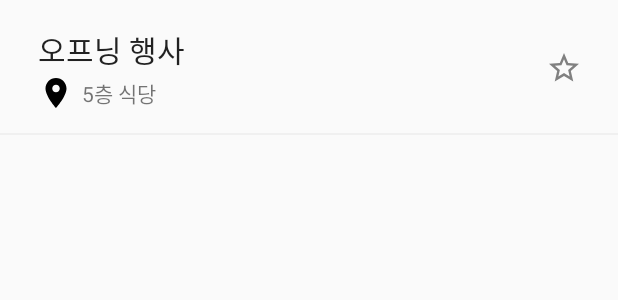
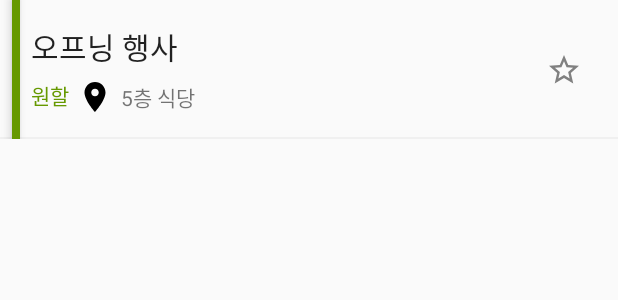
Before and after one commit to goldforestdev/HPPK-TOCTW, an Android app: the layout item_booth_list.xml on its own in the app's theme, with its tools: preview values and no code run, on a phone screen of 412 x 824 dp. Shown: the top 300 px of the screen. Run offline under Robolectric (Android 15) with nearby library versions, the phone set to English and light mode, and no system bars.

Commit message:
Booth의 복잡도 표시 추가

```diff
--- a/app/src/main/java/com/hppk/toctw/data/model/Booth.kt
+++ b/app/src/main/java/com/hppk/toctw/data/model/Booth.kt
@@ -16,7 +16,7 @@ data class Staff (
 )
 
 enum class Busy {
-    VERY_BUSY, BUSY, NORMAL
+    CLOSE, VERY_BUSY, NORMAL, GOOD,
 }
 
 enum class Category {
--- a/app/src/main/res/layout/item_booth_list.xml
+++ b/app/src/main/res/layout/item_booth_list.xml
@@ -5,33 +5,58 @@
     android:layout_width="match_parent"
     android:layout_height="wrap_content">
 
+    <View
+        android:id="@+id/viewBusy"
+        android:layout_width="5dp"
+        android:layout_height="0dp"
+        android:background="@android:color/holo_green_dark"
+        android:elevation="4dp"
+        android:layout_marginStart="8dp"
+        app:layout_constraintTop_toTopOf="parent"
+        app:layout_constraintBottom_toBottomOf="parent"
+        app:layout_constraintStart_toStartOf="parent"
+        app:layout_constraintEnd_toStartOf="@id/tvBooth"/>
+
 
     <TextView
         android:id="@+id/tvBooth"
         android:layout_width="wrap_content"
         android:layout_height="wrap_content"
         android:layout_marginTop="16dp"
-        android:layout_marginStart="25dp"
         android:layout_marginBottom="2dp"
+        android:layout_marginStart="7dp"
         android:textAlignment="textStart"
         android:maxLines="2"
         style="@style/TextAppearance.AppCompat.Title"
         app:layout_constraintVertical_chainStyle="packed"
+        app:layout_constraintStart_toEndOf="@id/viewBusy"
         app:layout_constraintTop_toTopOf="parent"
-        app:layout_constraintBottom_toTopOf="@id/tvLocation"
-        app:layout_constraintStart_toStartOf="parent"
         tools:text="오프닝 행사" />
+
+    <TextView
+        android:id="@+id/tvBusy"
+        android:layout_width="wrap_content"
+        android:layout_height="wrap_content"
+        android:layout_marginTop="4dp"
+        android:textColor="@android:color/holo_green_dark"
+        android:layout_marginBottom="16dp"
+        android:textAlignment="textStart"
+        android:maxLines="2"
+        app:layout_constraintTop_toBottomOf="@id/tvBooth"
+        app:layout_constraintBottom_toBottomOf="parent"
+        app:layout_constraintStart_toStartOf="@id/tvBooth"
+        tools:text="원할" />
 
     <ImageView
         android:id="@+id/ivLocation"
         android:layout_width="wrap_content"
         android:layout_height="wrap_content"
         android:src="@drawable/ic_place"
-        android:layout_marginTop="2dp"
+        android:layout_marginStart="5dp"
         android:layout_marginBottom="16dp"
-        app:layout_constraintTop_toBottomOf="@id/tvBooth"
+        app:layout_constraintTop_toTopOf="@id/tvBusy"
         app:layout_constraintBottom_toBottomOf="parent"
-        app:layout_constraintStart_toStartOf="@id/tvBooth"/>
+        app:layout_constraintStart_toEndOf="@id/tvBusy"/>
     <TextView
         android:id="@+id/tvLocation"
         android:layout_width="wrap_content"
--- a/app/src/main/res/values/colors.xml
+++ b/app/src/main/res/values/colors.xml
@@ -7,4 +7,7 @@
     <color name="grayLight">#f0f0f0</color>
     <color name="gray">#808080</color>
     <color name="grayDark">#404040</color>
+
+    <color name="darkYellow">#c6c932</color>
+    <color name="R198_G201_B50">@color/darkYellow</color>
 </resources>
--- a/app/src/main/res/values/strings.xml
+++ b/app/src/main/res/values/strings.xml
@@ -36,5 +36,10 @@
     <string name="authentication">인증</string>
     <string name="add_notice">공지 추가하기</string>
     <string name="sign_out">로그아웃</string>
+
+    <string name="busy_good">원할</string>
+    <string name="busy_normal">보통</string>
+    <string name="busy_very">정체</string>
+    <string name="busy_close">종료</string>
     <string name="splash_bottom_text" translatable="false">Copyright<![CDATA[ⓒ]]> 2019 Gold Forest Team.</string>
 </resources>
```
Also changed, not shown: app/src/main/java/com/hppk/toctw/ui/booth/BoothAdapter.kt (+40 -1 lines), app/src/main/java/com/hppk/toctw/MainApplication.kt (line endings or trailing spaces).
